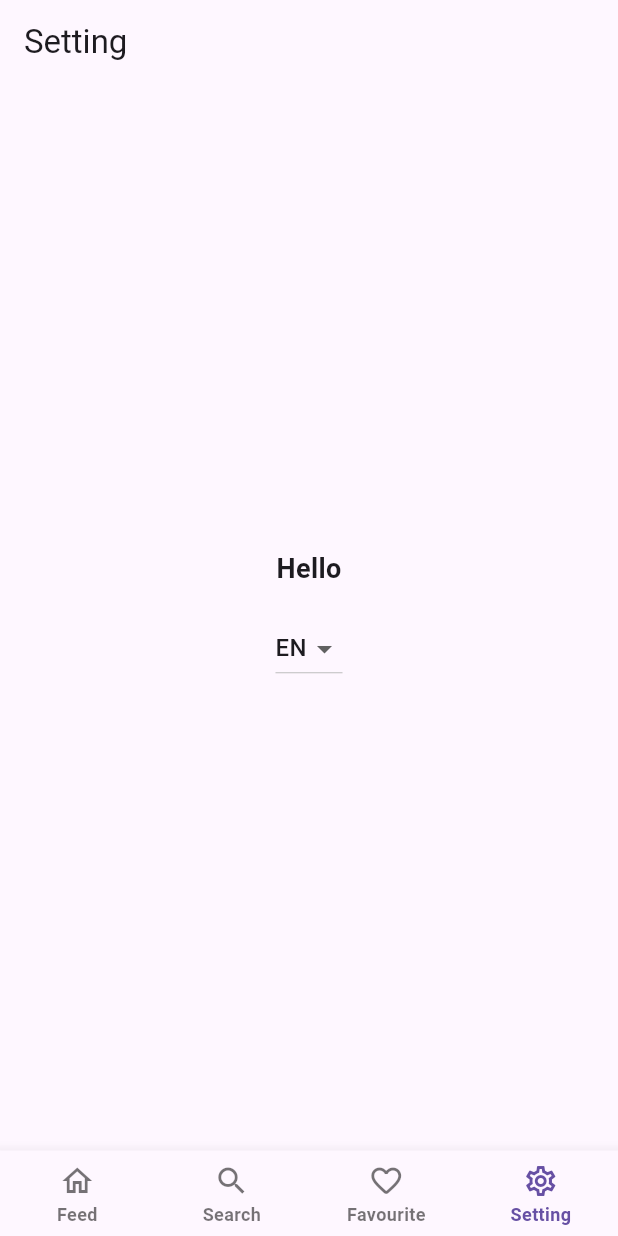
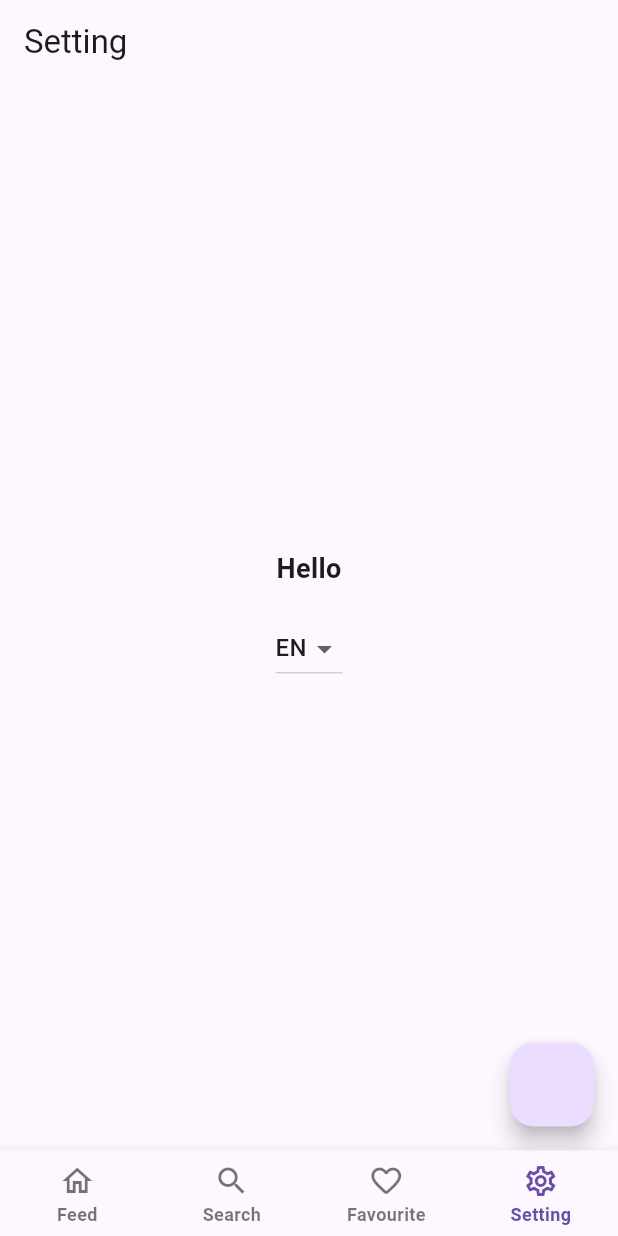
Before and after one commit to phamquoctrongdev/flutter_clean_riverpod, a Flutter app: the SettingScreen screen opened by its route, on a phone screen of 412 x 824 dp. Run offline on Flutter 3.47's test engine with Material 3 defaults, Android fonts, the phone set to English and light mode, and no system bars; our stand-ins replace adaptive_dialog, connectivity_plus, dio, easy_localization, flutter_riverpod, flutter_spinkit and 5 more; accounts and stored records are empty; generated files the repository leaves out were written again; network calls fail.

Commit message:
Refactor: AppRoutes

```diff
--- a/lib/presentation/common/app_constants.dart
+++ b/lib/presentation/common/app_constants.dart
@@ -1,5 +1,5 @@
+import 'package:easy_localization/easy_localization.dart';
 import 'package:flutter/material.dart';
-import 'package:intl/intl.dart';
 
 class AppConstants {
   static const Locale enUS = Locale('en', 'US');
--- a/lib/presentation/router/app_router.dart
+++ b/lib/presentation/router/app_router.dart
@@ -1,83 +1,57 @@
-import 'package:flutter/material.dart';
+import 'package:flutter_clean_riverpod/presentation/router/app_routes.dart';
 import 'package:flutter_clean_riverpod/presentation/ui/home/home_screen.dart';
 import 'package:flutter_clean_riverpod/presentation/ui/main_home/main_home_screen.dart';
+import 'package:flutter_clean_riverpod/presentation/ui/setting/nested_setting_screen.dart';
 import 'package:go_router/go_router.dart';
 
 import '../ui/favourite/favourite_screen.dart';
 import '../ui/search/search_screen.dart';
 import '../ui/setting/setting_screen.dart';
 
-enum Routes {
-  home(path: '/home'),
-  search(path: '/search'),
-  favourite(path: '/favourite'),
-  setting(path: '/setting');
-
-  const Routes({
-    required this.path,
-    this.nestedPath,
-  });
-
-  final String path;
-  final String? nestedPath;
-}
-
 class AppRouter {
-  AppRouter._internal();
-
-  static final AppRouter _instance = AppRouter._internal();
-
-  static AppRouter get instance => _instance;
-
-  static final parentNavigatorKey = GlobalKey<NavigatorState>();
-  static final homeNavigationKey = GlobalKey<NavigatorState>();
-  static final searchNavigatorKey = GlobalKey<NavigatorState>();
-  static final favoriteNavigatorKey = GlobalKey<NavigatorState>();
-  static final settingNavigatorKey = GlobalKey<NavigatorState>();
-
-  final router = GoRouter(
-    navigatorKey: parentNavigatorKey,
-    initialLocation: Routes.home.path,
+  static final router = GoRouter(
+    initialLocation: AppRoutes.homeRoute.path,
     debugLogDiagnostics: true,
     routes: [
       StatefulShellRoute.indexedStack(
-        builder: (context, state, navigationShell) => MainHomeScreen(
-          navigationShell: navigationShell,
-        ),
+        builder: (context, state, navigationShell) =>
+            MainHomeScreen(navigationShell: navigationShell),
         branches: [
           StatefulShellBranch(
-            navigatorKey: homeNavigationKey,
             routes: [
               GoRoute(
-                path: Routes.home.path,
+                path: AppRoutes.homeRoute.path,
                 builder: (context, state) => HomeScreen(),
               ),
             ],
           ),
           StatefulShellBranch(
-            navigatorKey: searchNavigatorKey,
             routes: [
               GoRoute(
-                path: Routes.search.path,
+                path: AppRoutes.searchRoute.path,
                 builder: (context, state) => SearchScreen(),
               ),
             ],
           ),
           StatefulShellBranch(
-            navigatorKey: favoriteNavigatorKey,
             routes: [
               GoRoute(
-                path: Routes.favourite.path,
+                path: AppRoutes.favourite.path,
                 builder: (context, state) => FavouriteScreen(),
               ),
             ],
           ),
           StatefulShellBranch(
-            navigatorKey: settingNavigatorKey,
             routes: [
               GoRoute(
-                path: Routes.setting.path,
+                path: AppRoutes.setting.path,
                 builder: (context, state) => SettingScreen(),
+                routes: [
+                  GoRoute(
+                    path: AppRoutes.detailSetting.nestedPath ?? '-',
+                    builder: (context, state) => NestedSettingScreen(),
+                  ),
+                ],
               ),
             ],
           ),
--- /dev/null
+++ b/lib/presentation/router/app_routes.dart
@@ -0,0 +1,19 @@
+
+
+class AppRoutes {
+  static final homeRoute = Route(path: '/home');
+  static final searchRoute = Route(path: '/search');
+  static final favourite = Route(path: '/favourite');
+  static final setting = Route(path: '/setting');
+  static final detailSetting = Route(
+    path: '/setting/detail_setting',
+    nestedPath: 'detail_setting',
+  );
+}
+
+class Route {
+  final String? nestedPath;
+  final String path;
+
+  Route({required this.path, this.nestedPath});
+}
--- a/lib/presentation/ui/setting/setting_screen.dart
+++ b/lib/presentation/ui/setting/setting_screen.dart
@@ -1,5 +1,7 @@
 import 'package:easy_localization/easy_localization.dart';
 import 'package:flutter/material.dart';
+import 'package:flutter_clean_riverpod/presentation/router/app_routes.dart';
+import 'package:go_router/go_router.dart';
 
 import '../../../generated/locale_keys.g.dart';
 
@@ -9,6 +11,7 @@ class SettingScreen extends StatelessWidget {
   @override
   Widget build(BuildContext context) {
     return Scaffold(
+      floatingActionButton: FloatingActionButton(onPressed: () => context.push(AppRoutes.detailSetting.path)),
       appBar: AppBar(
         title: Text(LocaleKeys.home_tab_setting.tr()),
       ),
```
Also changed, not shown: lib/main.dart (+2 -5 lines), lib/presentation/ui/home/widget/country_item_view.dart (+7 -14 lines), lib/presentation/ui/setting/nested_setting_screen.dart (added, +14 -0 lines), 1 other file.
